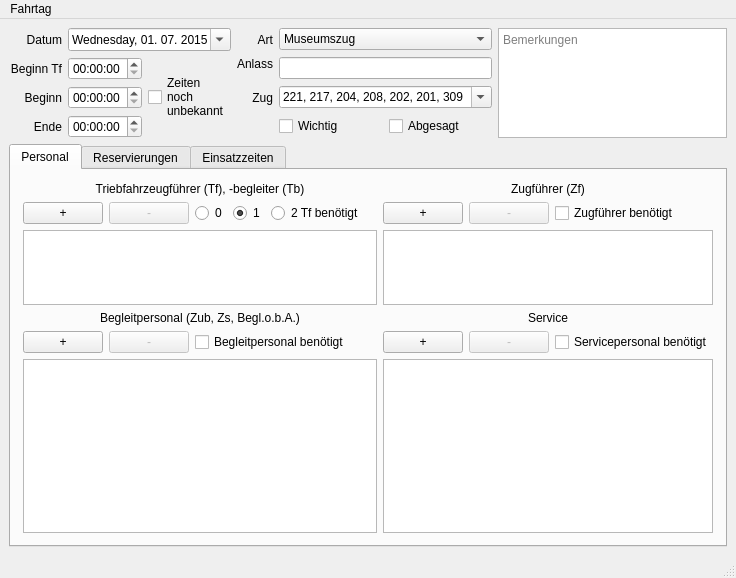
Before: the Qt Designer form Programm/epl_gui/fahrtagwindow.ui in philjosch/Einsatzplaner, drawn with Qt 5.
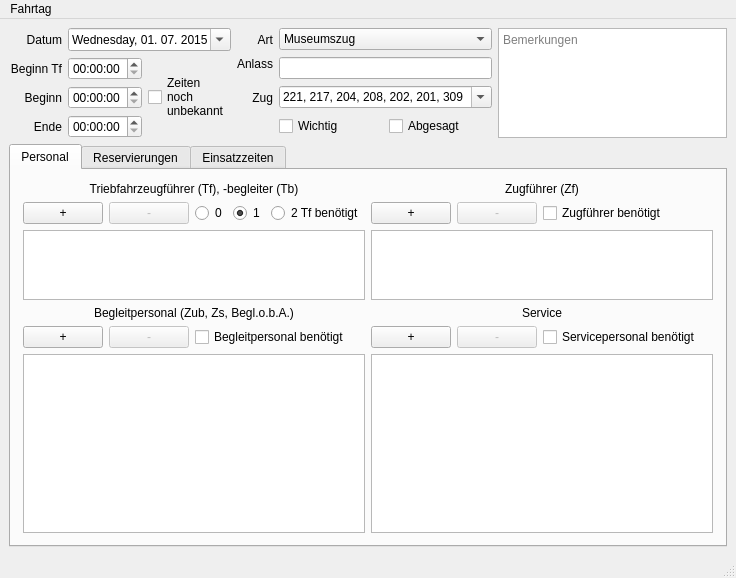
After: the same form once the commit is applied.

Commit message:
[Enhancement] Fenster verbessert
Das Fahrtagfenster und Personalfenster verbessert

Patch:
```diff
--- a/Programm/epl_gui/fahrtagwindow.ui
+++ b/Programm/epl_gui/fahrtagwindow.ui
@@ -338,7 +338,7 @@
        <attribute name="title">
         <string>Personal</string>
        </attribute>
-       <layout class="QGridLayout" name="gridLayout_2" rowstretch="0,0,0,0,0,1" columnstretch="0,0,0,0,1,0,0,1">
+       <layout class="QGridLayout" name="gridLayout_10">
         <property name="leftMargin">
          <number>12</number>
         </property>
@@ -351,6 +351,8 @@
         <property name="bottomMargin">
          <number>12</number>
         </property>
+        <item row="0" column="0">
+         <layout class="QGridLayout" name="gridLayout_2" rowstretch="0,0,1" columnstretch="0,0,0,0,1">
         <item row="0" column="0" colspan="5">
          <widget class="QLabel" name="labelTf">
           <property name="toolTip">
@@ -367,19 +369,6 @@
           </property>
          </widget>
         </item>
-        <item row="0" column="5" colspan="3">
-         <widget class="QLabel" name="labelZf">
-          <property name="text">
-           <string>Zugführer (Zf)</string>
-          </property>
-          <property name="alignment">
-           <set>Qt::AlignCenter</set>
-          </property>
-          <property name="buddy">
-           <cstring>listZf</cstring>
-          </property>
-         </widget>
-        </item>
         <item row="1" column="0">
          <widget class="QPushButton" name="buttonTfAdd">
           <property name="toolTip">
@@ -448,7 +437,33 @@
           </attribute>
          </widget>
         </item>
-        <item row="1" column="5">
+          <item row="2" column="0" colspan="5">
+           <widget class="QListWidget" name="listTf">
+            <property name="enabled">
+             <bool>true</bool>
+            </property>
+            <property name="maximumSize">
+             <size>
+              <width>16777215</width>
+              <height>75</height>
+             </size>
+            </property>
+            <property name="verticalScrollMode">
+             <enum>QAbstractItemView::ScrollPerPixel</enum>
+            </property>
+            <property name="horizontalScrollMode">
+             <enum>QAbstractItemView::ScrollPerPixel</enum>
+            </property>
+            <property name="wordWrap">
+             <bool>true</bool>
+            </property>
+           </widget>
+          </item>
+         </layout>
+        </item>
+        <item row="0" column="1">
+         <layout class="QGridLayout" name="gridLayout_6" rowstretch="0,0,1" columnstretch="0,0,1">
+          <item row="1" column="0">
          <widget class="QPushButton" name="buttonZfAdd">
           <property name="toolTip">
            <string>Person hinzufügen</string>
@@ -461,7 +476,7 @@
           </property>
          </widget>
         </item>
-        <item row="1" column="6">
+          <item row="1" column="1">
          <widget class="QPushButton" name="buttonZfDelete">
           <property name="enabled">
            <bool>false</bool>
@@ -477,36 +492,14 @@
           </property>
          </widget>
         </item>
-        <item row="1" column="7">
+          <item row="1" column="2">
          <widget class="QCheckBox" name="checkZf">
           <property name="text">
            <string>Zugführer benötigt</string>
           </property>
          </widget>
         </item>
-        <item row="2" column="0" colspan="5">
-         <widget class="QListWidget" name="listTf">
-          <property name="enabled">
-           <bool>true</bool>
-          </property>
-          <property name="maximumSize">
-           <size>
-            <width>16777215</width>
-            <height>75</height>
-           </size>
-          </property>
-          <property name="verticalScrollMode">
-           <enum>QAbstractItemView::ScrollPerPixel</enum>
-          </property>
-          <property name="horizontalScrollMode">
-           <enum>QAbstractItemView::ScrollPerPixel</enum>
-          </property>
-          <property name="wordWrap">
-           <bool>true</bool>
-          </property>
-         </widget>
-        </item>
-        <item row="2" column="5" colspan="3">
+          <item row="2" column="0" colspan="3">
          <widget class="QListWidget" name="listZf">
           <property name="enabled">
            <bool>true</bool>
@@ -528,7 +521,24 @@
           </property>
          </widget>
         </item>
-        <item row="3" column="0" colspan="5">
+          <item row="0" column="0" colspan="3">
+           <widget class="QLabel" name="labelZf">
+            <property name="text">
+             <string>Zugführer (Zf)</string>
+            </property>
+            <property name="alignment">
+             <set>Qt::AlignCenter</set>
+            </property>
+            <property name="buddy">
+             <cstring>listZf</cstring>
+            </property>
+           </widget>
+          </item>
+         </layout>
+        </item>
+        <item row="1" column="0">
+         <layout class="QGridLayout" name="gridLayout_9" rowstretch="0,0,1" columnstretch="0,0,1">
+          <item row="0" column="0" colspan="3">
          <widget class="QLabel" name="labelZub">
           <property name="toolTip">
            <string>Zugbegleiter, Begleiter ohne betriebliche Aufgaben</string>
@@ -544,20 +554,7 @@
           </property>
          </widget>
         </item>
-        <item row="3" column="5" colspan="3">
-         <widget class="QLabel" name="labelService">
-          <property name="text">
-           <string>Service</string>
-          </property>
-          <property name="alignment">
-           <set>Qt::AlignCenter</set>
-          </property>
-          <property name="buddy">
-           <cstring>listService</cstring>
-          </property>
-         </widget>
-        </item>
-        <item row="4" column="0">
+          <item row="1" column="0">
          <widget class="QPushButton" name="buttonZubAdd">
           <property name="toolTip">
            <string>Person hinzufügen</string>
@@ -570,7 +567,7 @@
           </property>
          </widget>
         </item>
-        <item row="4" column="1">
+          <item row="1" column="1">
          <widget class="QPushButton" name="buttonZubDelete">
           <property name="enabled">
            <bool>false</bool>
@@ -586,14 +583,34 @@
           </property>
          </widget>
         </item>
-        <item row="4" column="2" colspan="3">
+          <item row="1" column="2">
          <widget class="QCheckBox" name="checkZub">
           <property name="text">
            <string>Begleitpersonal benötigt</string>
           </property>
          </widget>
         </item>
-        <item row="4" column="5">
+          <item row="2" column="0" colspan="3">
+           <widget class="QListWidget" name="listZub">
+            <property name="enabled">
+             <bool>true</bool>
+            </property>
+            <property name="verticalScrollMode">
+             <enum>QAbstractItemView::ScrollPerPixel</enum>
+            </property>
+            <property name="horizontalScrollMode">
+             <enum>QAbstractItemView::ScrollPerPixel</enum>
+            </property>
+            <property name="wordWrap">
+             <bool>true</bool>
+            </property>
+           </widget>
+          </item>
+         </layout>
+        </item>
+        <item row="1" column="1">
+         <layout class="QGridLayout" name="gridLayout_8" rowstretch="0,0,1" columnstretch="0,0,1">
+          <item row="1" column="0">
          <widget class="QPushButton" name="buttonServiceAdd">
           <property name="toolTip">
            <string>Person hinzufügen</string>
@@ -606,7 +623,7 @@
           </property>
          </widget>
         </item>
-        <item row="4" column="6">
+          <item row="1" column="1">
          <widget class="QPushButton" name="buttonServiceDelete">
           <property name="enabled">
            <bool>false</bool>
@@ -622,30 +639,14 @@
           </property>
          </widget>
         </item>
-        <item row="4" column="7">
+          <item row="1" column="2">
          <widget class="QCheckBox" name="checkService">
           <property name="text">
            <string>Servicepersonal benötigt</string>
           </property>
          </widget>
         </item>
-        <item row="5" column="0" colspan="5">
-         <widget class="QListWidget" name="listZub">
-          <property name="enabled">
-           <bool>true</bool>
-          </property>
-          <property name="verticalScrollMode">
-           <enum>QAbstractItemView::ScrollPerPixel</enum>
-          </property>
-          <property name="horizontalScrollMode">
-           <enum>QAbstractItemView::ScrollPerPixel</enum>
-          </property>
-          <property name="wordWrap">
-           <bool>true</bool>
-          </property>
-         </widget>
-        </item>
-        <item row="5" column="5" colspan="3">
+          <item row="2" column="0" colspan="3">
          <widget class="QListWidget" name="listService">
           <property name="enabled">
            <bool>true</bool>
@@ -661,6 +662,21 @@
           </property>
          </widget>
         </item>
+          <item row="0" column="0" colspan="3">
+           <widget class="QLabel" name="labelService">
+            <property name="text">
+             <string>Service</string>
+            </property>
+            <property name="alignment">
+             <set>Qt::AlignCenter</set>
+            </property>
+            <property name="buddy">
+             <cstring>listService</cstring>
+            </property>
+           </widget>
+          </item>
+         </layout>
+        </item>
        </layout>
       </widget>
       <widget class="QWidget" name="tabReservierungen">
```
Left out of the diff: 364 changed lines with no effect on the pictures. Lines whose indentation alone changed are shown as unchanged. The commit also changes 1 other file.
